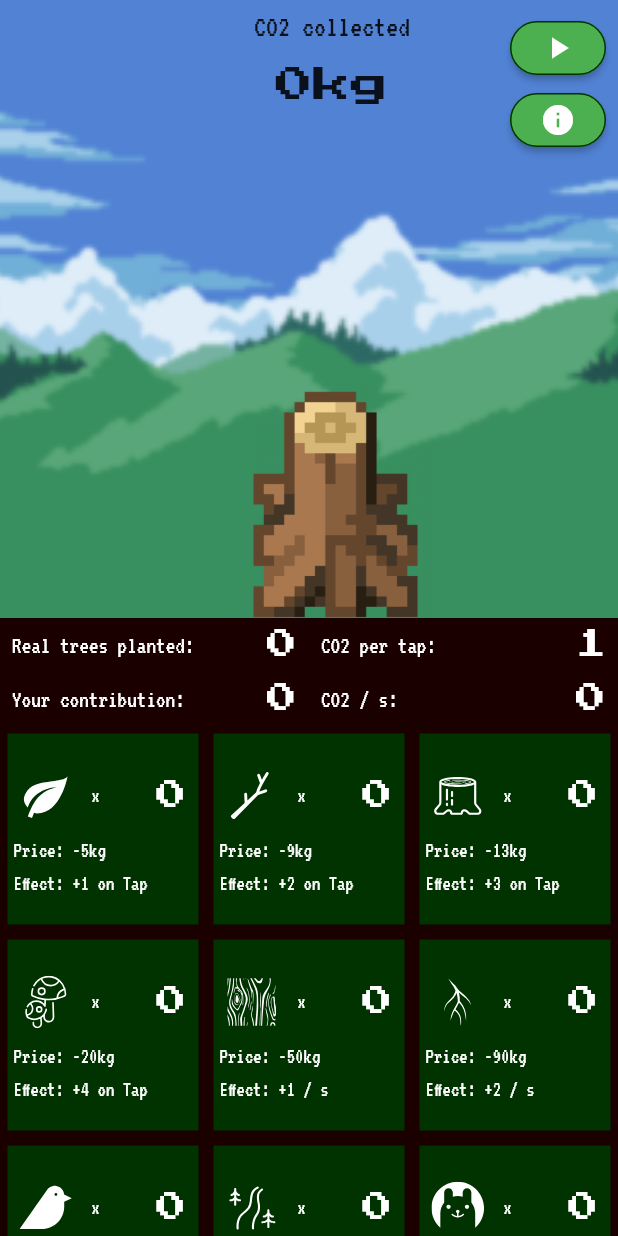
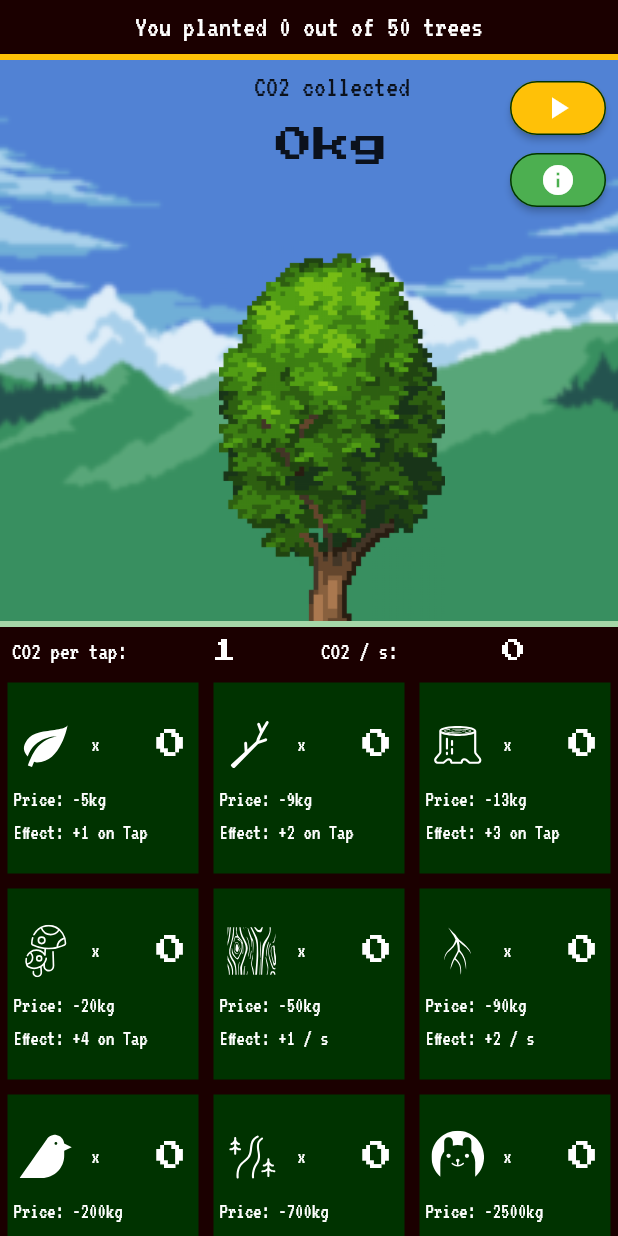
Before and after one commit to gereonelvers/tree-tapper, a Flutter app: the screen it shows after launch, on a phone screen of 412 x 824 dp. Run offline on Flutter 3.47's test engine with Material 2 defaults, Android fonts, the light colour scheme and no system bars; drawn by our look-alikes of auto_size_text; our stand-ins replace flutter_svg, fluttertoast, google_fonts, google_mobile_ads, shared_preferences; missing offline and left inert: flutter_statusbarcolor.

Commit message:
fixed ad rewards, implemented background/prestige system, UI tweaks

```diff
--- a/lib/main.dart
+++ b/lib/main.dart
@@ -18,7 +18,6 @@ void main() {
 }
 
 class MyApp extends StatelessWidget {
-  // This widget is the root of your application.
   @override
   Widget build(BuildContext context) {
     return MaterialApp(
@@ -41,31 +40,25 @@ class TapperHomepage extends StatefulWidget {
 
 class TapperHomePageState extends State<TapperHomepage>
     with TickerProviderStateMixin, WidgetsBindingObserver {
+  AnimationController controller;
 
-  final RewardedAd rewardedAd = RewardedAd(
-    // TODO: Set own ID
-    adUnitId: 'ca-app-pub-XXX',
-    request: AdRequest(),
-    listener: AdListener(
-      onRewardedAdUserEarnedReward: (RewardedAd ad, RewardItem reward) {
-        // TODO: fix reward
-      },
-      onAdClosed: (Ad ad) => ad.dispose(),
-      onApplicationExit: (Ad ad) => ad.dispose(),
-    ),
-  );
+  int prestigeScore = 0;
+  bool prestigeVisible = false;
 
+  RewardedAd rewardedAd;
 
   Timer timer;
   int trees = 0;
+  int treesGlobal = 50;
+  int treesGoal = 100;
   BigInt score = BigInt.from(0);
   var onTapVal = 1;
   var perSecVal = 0;
 
   // TODO: This is inefficient. Fix it. Also improve image scaling.
   Image treeImg = Image(
-    image: AssetImage("assets/img/tree-min.png"),
-    height: 160,
+    image: AssetImage("assets/img/tree-full.png"),
+    height: 250,
   );
   AssetImage backImg = AssetImage("assets/img/background.png");
 
@@ -93,15 +86,34 @@ class TapperHomePageState extends State<TapperHomepage>
 
   @override
   void initState() {
-    timer = Timer.periodic(Duration(seconds: 1), (Timer t) => incrementScoreLoop());
+    rewardedAd = RewardedAd(
+      // TODO: Set own ID
+      adUnitId: 'ca-app-pub-XXX',
+      request: AdRequest(),
+      listener: AdListener(
+        onRewardedAdUserEarnedReward: (RewardedAd ad, RewardItem reward) {
+          rewardUser();
+        },
+        onAdClosed: (Ad ad) => ad.dispose(),
+        onApplicationExit: (Ad ad) => ad.dispose(),
+      ),
+    );
+    timer =
+        Timer.periodic(Duration(seconds: 1), (Timer t) => incrementScoreLoop());
     getData();
     WidgetsBinding.instance.addObserver(this);
+    controller =
+        AnimationController(vsync: this, duration: const Duration(seconds: 5))
+          ..addListener(() {
+            setState(() {});
+          });
     super.initState();
   }
 
   @override
   void dispose() {
     timer?.cancel();
+    controller.dispose();
     saveData();
     super.dispose();
   }
@@ -113,6 +125,42 @@ class TapperHomePageState extends State<TapperHomepage>
     return Scaffold(
         body: SafeArea(
             child: Column(children: [
+      Expanded(
+          child: Container(
+              color: Color(0xff1b0000),
+              child: Column(children: [
+                Row(
+                  children: [
+                    Expanded(
+                      flex: 4,
+                      child: Row(
+                        mainAxisAlignment: MainAxisAlignment.center,
+                        children: [
+                          Padding(
+                              padding: EdgeInsets.all(8),
+                              child: AutoSizeText(
+                                "You planted " +
+                                    trees.toString() +
+                                    " out of " +
+                                    treesGlobal.toString() +
+                                    " trees",
+                                maxLines: 1,
+                                style: GoogleFonts.vt323(
+                                    textStyle: TextStyle(
+                                        color: Colors.white, fontSize: 20)),
+                              )),
+                        ],
+                      ),
+                    ),
+                  ],
+                ),
+                // doing + 1 here so the indicator is visible even if no tree has been planted yet
+                LinearProgressIndicator(
+                    valueColor:
+                        new AlwaysStoppedAnimation<Color>(Color((0xffffc107))),
+                    backgroundColor: Color(0xff1b0000),
+                    value: trees.toDouble() + 1 / treesGoal.toDouble() + 1,
+                    semanticsLabel: "trees progress indicator"),
                 Expanded(
                     child: Container(
                   constraints: BoxConstraints.expand(),
@@ -171,104 +219,67 @@ class TapperHomePageState extends State<TapperHomepage>
                               child: Icon(Icons.play_arrow),
                               style: ButtonStyle(
                                   foregroundColor:
-                            MaterialStateProperty.all<Color>(Colors.white),
+                                      MaterialStateProperty.all<Color>(
+                                          Colors.white),
                                   backgroundColor:
-                            MaterialStateProperty.all<Color>(Colors.green),
-                        shape:
-                            MaterialStateProperty.all<RoundedRectangleBorder>(
+                                      MaterialStateProperty.all<Color>(
+                                          Color(0xffffc107)),
+                                  shape: MaterialStateProperty.all<
+                                          RoundedRectangleBorder>(
                                       RoundedRectangleBorder(
-                                    borderRadius: BorderRadius.circular(25.0),
-                                    side:
-                                        BorderSide(color: Color(0xff003300))))),
+                                          borderRadius:
+                                              BorderRadius.circular(25.0),
+                                          side: BorderSide(
+                                              color: Color(0xff003300))))),
                             ),
                             ElevatedButton(
-                    onPressed: () => launch("https://tree-tapper.com"),
+                              onPressed: () =>
+                                  launch("https://tree-tapper.com"),
                               child: Icon(Icons.info),
                               style: ButtonStyle(
                                   foregroundColor:
-                            MaterialStateProperty.all<Color>(Colors.white),
+                                      MaterialStateProperty.all<Color>(
+                                          Colors.white),
                                   backgroundColor:
-                            MaterialStateProperty.all<Color>(Colors.green),
-                        shape:
-                            MaterialStateProperty.all<RoundedRectangleBorder>(
+                                      MaterialStateProperty.all<Color>(
+                                          Colors.green),
+                                  shape: MaterialStateProperty.all<
+                                          RoundedRectangleBorder>(
                                       RoundedRectangleBorder(
-                                    borderRadius: BorderRadius.circular(25.0),
-                                    side:
-                                        BorderSide(color: Color(0xff003300))))),
+                                          borderRadius:
+                                              BorderRadius.circular(25.0),
+                                          side: BorderSide(
+                                              color: Color(0xff003300))))),
                             ),
+                            Visibility(
+                                visible: prestigeVisible,
+                                child: ElevatedButton(
+                                    onPressed: () => upgradeBackground(),
+                                    child: Icon(Icons.plus_one),
+                                    style: ButtonStyle(
+                                        foregroundColor:
+                                            MaterialStateProperty.all<Color>(
+                                                Colors.white),
+                                        backgroundColor:
+                                            MaterialStateProperty.all<Color>(
+                                                Colors.green),
+                                        shape: MaterialStateProperty.all<
+                                                RoundedRectangleBorder>(
+                                            RoundedRectangleBorder(
+                                                borderRadius:
+                                                    BorderRadius.circular(25.0),
+                                                side: BorderSide(
+                                                    color: Color(0xff003300)))))))
                           ],
                         ),
                       )
                     ],
                   ),
                 )),
-      Expanded(
-          child: Container(
-              color: Color(0xff1b0000),
-              child: Column(children: [
-                Row(
-                  children: [
-                    Expanded(
-                      flex: 1,
-                      child: Row(
-                        children: [
-                          Padding(
-                              padding: EdgeInsets.all(8),
-                              child: Text(
-                                "Real trees planted:",
-                                style: GoogleFonts.vt323(
-                                    textStyle: TextStyle(
-                                        color: Colors.white, fontSize: 16)),
-                              )),
-                          Expanded(
-                            child: Padding(
-                              padding: const EdgeInsets.all(8.0),
-                              child: Align(
-                                alignment: Alignment.centerRight,
-                                child: AutoSizeText(trees.toString(),
-                                    style: GoogleFonts.pressStart2p(
-                                        textStyle: TextStyle(
-                                            color: Colors.white,
-                                            fontSize: 20))),
-                              ),
-                            ),
-                          ),
-                        ],
-                      ),
-                    ),
-                    Expanded(
-                      flex: 1,
-                      child: Row(
-                        children: [
-                          Padding(
-                              padding: EdgeInsets.all(8),
-                              child: Text(
-                                "CO2 per tap:",
-                                maxLines: 1,
-                                style: GoogleFonts.vt323(
-                                    textStyle: TextStyle(
-                                        color: Colors.white, fontSize: 16)),
-                              )),
-                          Expanded(
-                            child: Padding(
-                              padding: const EdgeInsets.all(8.0),
-                              child: Align(
-                                alignment: Alignment.centerRight,
-                                child: AutoSizeText(onTapVal.toString(),
-                                    maxLines: 1,
-                                    textAlign: TextAlign.right,
-                                    style: GoogleFonts.pressStart2p(
-                                        textStyle: TextStyle(
-                                            color: Colors.white,
-                                            fontSize: 20))),
-                              ),
-                            ),
-                          ),
-                        ],
-                      ),
-                    ),
-                  ],
-                ),
+
+                LinearProgressIndicator(
+                    value: score.toDouble() / 300.toDouble(),
+                    semanticsLabel: "prestige progress indicator"),
                 Row(
                   children: [
                     Flexible(
@@ -278,7 +289,7 @@ class TapperHomePageState extends State<TapperHomepage>
                           Padding(
                               padding: EdgeInsets.all(8),
                               child: Text(
-                                "Your contribution:",
+                                "CO2 per tap:",
                                 style: GoogleFonts.vt323(
                                     textStyle: TextStyle(
                                         color: Colors.white, fontSize: 16)),
@@ -287,14 +298,13 @@ class TapperHomePageState extends State<TapperHomepage>
                             child: Padding(
                               padding: const EdgeInsets.all(8.0),
                               child: Align(
-                                alignment: Alignment.centerRight,
-                                // TODO: separate variable for this
-                                child: AutoSizeText(trees.toString(),
+                                alignment: Alignment.center,
+                                child: AutoSizeText(onTapVal.toString(),
                                     textAlign: TextAlign.right,
                                     style: GoogleFonts.pressStart2p(
                                         textStyle: TextStyle(
                                             color: Colors.white,
-                                            fontSize: 20))),
+                                            fontSize: 16))),
                               ),
                             ),
                           ),
@@ -318,14 +328,14 @@ class TapperHomePageState extends State<TapperHomepage>
                             child: Padding(
                               padding: const EdgeInsets.all(8.0),
                               child: Align(
-                                alignment: Alignment.centerRight,
+                                alignment: Alignment.center,
                                 child: AutoSizeText(perSecVal.toString(),
                                     textAlign: TextAlign.right,
                                     maxLines: 1,
                                     style: GoogleFonts.pressStart2p(
                                         textStyle: TextStyle(
                                             color: Colors.white,
-                                            fontSize: 20))),
+                                            fontSize: 16))),
                               ),
                             ),
                           ),
@@ -447,19 +457,20 @@ class TapperHomePageState extends State<TapperHomepage>
   }
 
   playAd() async {
-    if(await rewardedAd.isLoaded()) {
+    if (await rewardedAd.isLoaded()) {
       rewardedAd.show();
-      rewardUser();
     } else {
       rewardedAd.load();
     }
   }
 
   rewardUser() {
-    addScore(BigInt.from(score/BigInt.from(10)));
+    addScore(BigInt.from(score / BigInt.from(10)) + BigInt.from(1));
+    incrementTrees();
     showToast("Congrats! You helped plant a tree. Enjoy the reward.");
   }
 
+  // This gets called on loop (1/s)
   incrementScoreLoop() {
     int scoreIncrement = 0;
     multipliers.forEach((multiplier) {
@@ -472,6 +483,7 @@ class TapperHomePageState extends State<TapperHomepage>
     });
   }
 
+  // This gets called if the tree is tapped manually
   incrementScoreManual() {
     int scoreIncrement = 1;
     multipliers.forEach((multiplier) {
@@ -488,8 +500,10 @@ class TapperHomePageState extends State<TapperHomepage>
     setState(() {
       trees = trees + 1;
     });
+    saveData();
   }
 
+  // This gets called if a multiplier is tapped and checks if an upgrade can be purchased
   tapMultiplier(int id) {
     if (score >= BigInt.from(multipliers[id].cost)) {
       setState(() {
@@ -502,6 +516,7 @@ class TapperHomePageState extends State<TapperHomepage>
     }
   }
 
+  // Calculates the multiplier values displayed (CO2 per tap / CO2 per second)
   calcScoreValues() {
     setState(() {
       onTapVal = 1;
@@ -520,22 +535,45 @@ class TapperHomePageState extends State<TapperHomepage>
 
   addScore(BigInt bigI) {
     score = score + bigI;
-    if (score > BigInt.from(200)) {
+    checkAssetUpdates();
+  }
+
+  // Check if tree asset changed or prestige button should be visible
+  void checkAssetUpdates() {
+    List<String> treeAssetStrings = [
+      "assets/img/tree-full.png",
+      "assets/img/tree-min.png"
+    ];
+    // TODO: Implement tree asset swapping on threshold hit
+
+    // Enable prestige button if score threshold is reached
     setState(() {
-        treeImg = Image(
-          image: AssetImage("assets/img/tree-full.png"),
-          height: 280,
-        );
+      if (score > BigInt.from(300)) {
+        prestigeVisible = true;
+      }
     });
   }
-    if (score > BigInt.from(600)) {
+
+  // Update the background image to reflect current prestige score
+  void upgradeBackground() {
+    List<String> backgroundAssetStrings = [
+      "assets/img/background.png",
+      "assets/img/background-2.png"
+    ];
+    score = BigInt.from(0);
+    multipliers.forEach((multiplier) {
+      multiplier.count = 0;
+    });
+    prestigeScore++;
+    saveData();
     setState(() {
-        backImg = AssetImage("assets/img/background-2.png");
+      backImg = AssetImage(backgroundAssetStrings[
+          prestigeScore % backgroundAssetStrings.length]);
+      prestigeVisible = false;
     });
   }
-  }
 
-  void showToast(String t){
+  void showToast(String t) {
     Fluttertoast.showToast(
         msg: t,
         toastLength: Toast.LENGTH_SHORT,
@@ -549,12 +587,13 @@ class TapperHomePageState extends State<TapperHomepage>
   // Get data from SharedPreferences
   getData() async {
     SharedPreferences prefs = await SharedPreferences.getInstance();
-    var spScore = prefs.getString("score")??"0";
+    var spScore = prefs.getString("score") ?? "0";
     score = BigInt.parse(spScore);
-    trees = prefs.getInt("treesPlanted")??0;
+    trees = prefs.getInt("treesPlanted") ?? 0;
     multipliers.forEach((multiplier) {
-      multiplier.count = prefs.getInt(multiplier.name)??0;
+      multiplier.count = prefs.getInt(multiplier.name) ?? 0;
     });
+    prestigeScore = prefs.getInt("prestigeScore") ?? 0;
     calcScoreValues();
   }
 
@@ -566,8 +605,10 @@ class TapperHomePageState extends State<TapperHomepage>
     multipliers.forEach((multiplier) {
       prefs.setInt(multiplier.name, multiplier.count);
     });
+    prefs.setInt("prestigeScore", prestigeScore);
   }
 
+  // Watch application lifecycle so data can be saved on pause
   @override
   void didChangeAppLifecycleState(AppLifecycleState state) {
     switch (state) {
```
Lines whose indentation alone changed are shown as unchanged.
